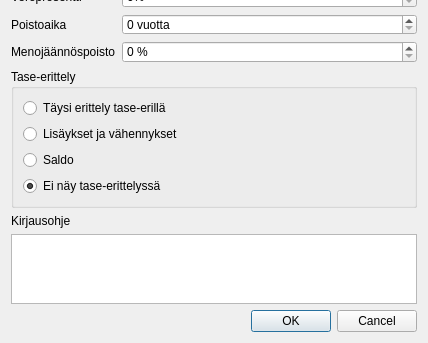
First picture: the form in kitupiikki/maaritys/tilinmuokkaus.ui, repository artoh/kitupiikki, before the edit; both pictures show x 0 to 428 and y 282 to 625 of the 428 by 625 pixel window.
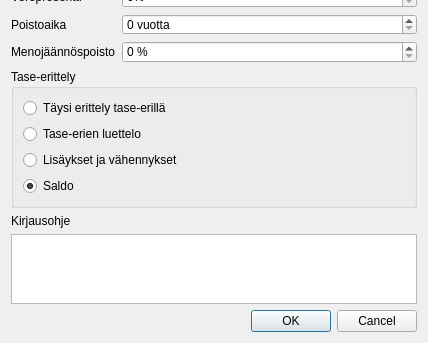
Second picture: the form after the edit. Icons and pictures are not drawn. Custom widgets are drawn as their Qt base class.

Commit message: Tase-erittely aloitettu

The edit to the form file:
```diff
--- a/kitupiikki/maaritys/tilinmuokkaus.ui
+++ b/kitupiikki/maaritys/tilinmuokkaus.ui
@@ -228,6 +228,13 @@
         </property>
        </widget>
       </item>
+      <item>
+       <widget class="QRadioButton" name="taseEraLuettelo">
+        <property name="text">
+         <string>Tase-erien luettelo</string>
+        </property>
+       </widget>
+      </item>
       <item>
        <widget class="QRadioButton" name="teLiVaRadio">
         <property name="text">
@@ -239,13 +246,6 @@
        <widget class="QRadioButton" name="teSaldoRadio">
         <property name="text">
          <string>Saldo</string>
-        </property>
-       </widget>
-      </item>
-      <item>
-       <widget class="QRadioButton" name="teEiRadio">
-        <property name="text">
-         <string>Ei näy tase-erittelyssä</string>
         </property>
         <property name="checked">
          <bool>true</bool>
```
The commit also changes 12 other files.
